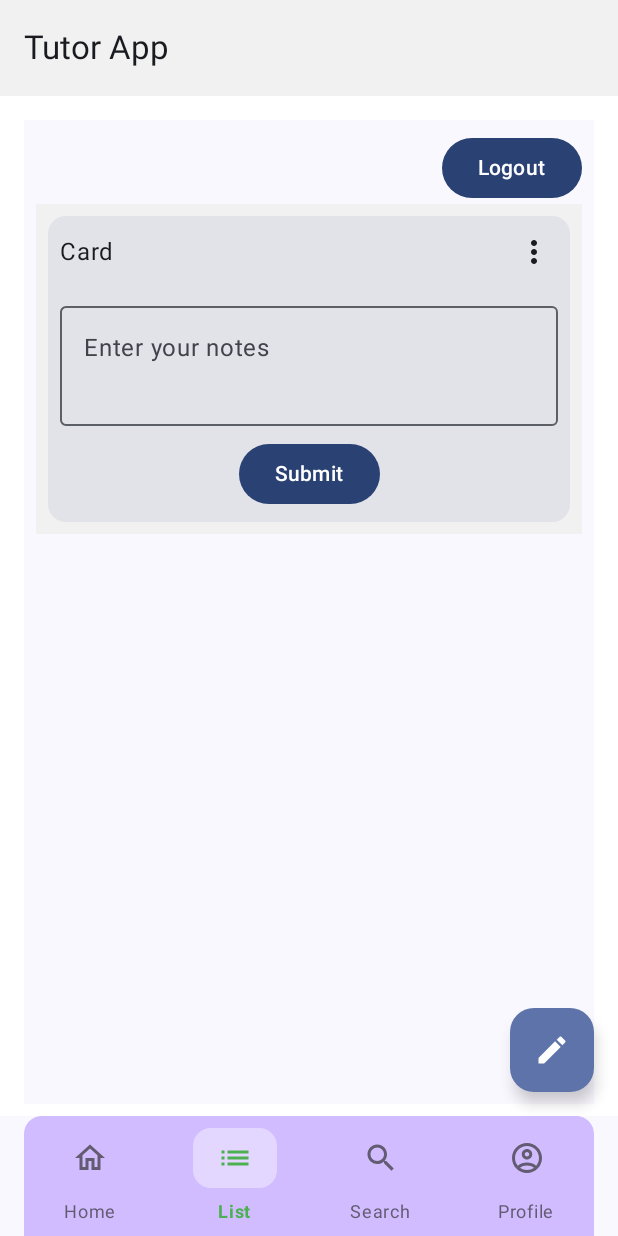
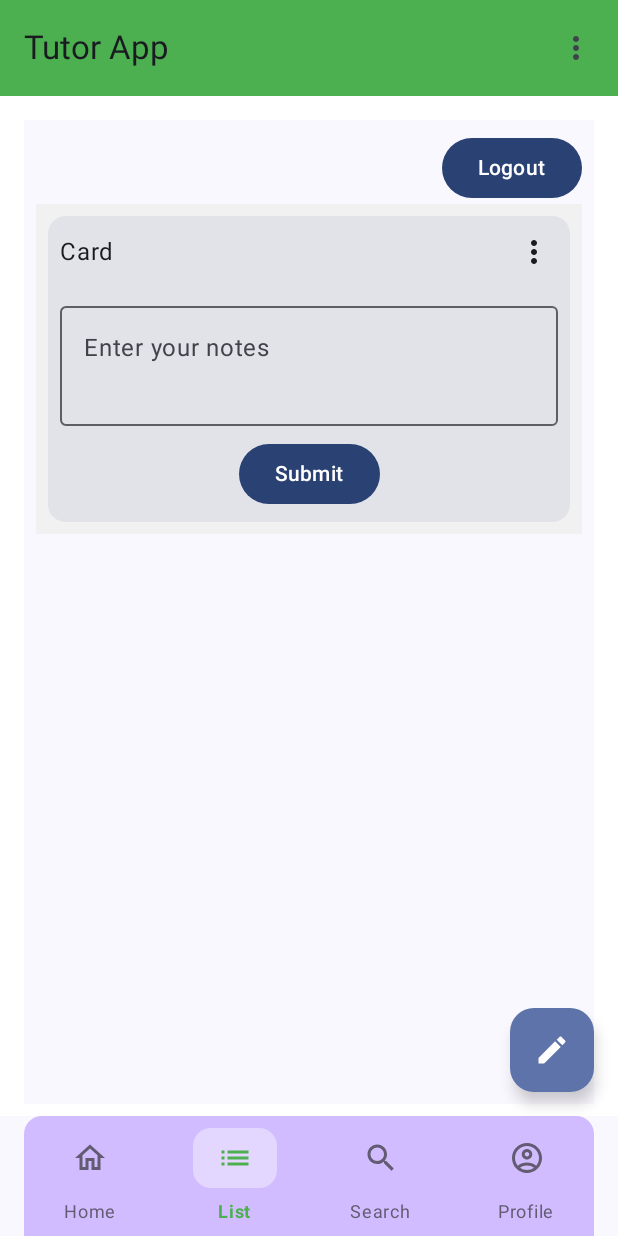
Before and after one commit to pdimu/MastroPal-Your-Friend-Your-Teacher, an Android app built with Jetpack Compose: the composable HomeScreen called with empty values, item 2 of the bottom bar chosen, on a phone screen of 412 x 824 dp. Run offline under Robolectric (Android 15) with nearby library versions, the phone set to English and light mode, and no system bars; our stand-ins replace Firebase (no records; nobody signed in at launch, a user with empty details on screens opened directly), accompanist; libraries missing offline, so code that uses them is left out: androidx.benchmark.perfetto.

Commit message:
Mastro Pal - Tutor App

```diff
--- a/app/src/main/java/com/example/tutorapp1/AppColors.kt
+++ b/app/src/main/java/com/example/tutorapp1/AppColors.kt
@@ -20,7 +20,7 @@ object AppColors{
 
     //Regular colors
     val White = Color(0xFFFFFFFF)
-
+    val Black = Color(0xFF000000)
     // Custom colors
     val TextFieldFocusedBorder = Color(0xFF4CAF50)
     val TextFieldCursor = Color(0xFF388E3C)
--- a/app/src/main/java/com/example/tutorapp1/HomeScreen.kt
+++ b/app/src/main/java/com/example/tutorapp1/HomeScreen.kt
@@ -23,6 +23,7 @@ import androidx.compose.ui.tooling.preview.Preview
 import androidx.compose.ui.unit.dp
 import android.R.attr.contentDescription
 import android.util.Log
+import android.widget.Toast
 import androidx.benchmark.perfetto.ExperimentalPerfettoTraceProcessorApi
 import androidx.benchmark.perfetto.Row
 import androidx.compose.foundation.background
@@ -83,6 +84,9 @@ import androidx.compose.foundation.layout.*
 import androidx.compose.material.icons.filled.*
 import androidx.compose.material.icons.outlined.*
 import androidx.compose.runtime.*
+import androidx.compose.ui.platform.LocalContext
+import androidx.compose.ui.unit.DpOffset
+import com.google.firebase.auth.FirebaseAuth
 
 @OptIn(ExperimentalMaterial3Api::class)
 @Composable
@@ -108,12 +112,36 @@ fun HomeScreen(
         selected = pagerState.currentPage
     }
 
+    var menuExpanded by remember { mutableStateOf(false) }
+    val context = LocalContext.current
+
     Scaffold (
         topBar = {
             TopAppBar(
                 title = { Text("Tutor App") },
+                actions = {
+                    IconButton(onClick = {menuExpanded = true}) {
+                        Icon(Icons.Default.MoreVert, contentDescription = "")
+                    }
+
+                    TopBarDropDown(
+                        expanded = menuExpanded,
+                        onDismissRequest = {menuExpanded = false},
+                        onItemClick = {item ->
+                            when (item){
+                                "Info" -> Toast.makeText(context,"Info Clicked", Toast.LENGTH_LONG).show()
+                                "Settings" -> Toast.makeText(context, "Settings Clicked", Toast.LENGTH_LONG).show()
+                                "Logout" -> {
+                                    FirebaseAuth.getInstance().signOut()
+                                    Toast.makeText(context, "Account Logout", Toast.LENGTH_LONG).show()
+                                    onLogout()
+                                }
+                            }
+                        }
+                    )
+                },
                 colors = TopAppBarDefaults.topAppBarColors(
-                    containerColor = AppColors.Surface
+                    containerColor = AppColors.Primary
                 )
             )
         },
@@ -429,6 +457,65 @@ val BottomAppBarItem = listOf(
 //        badges = 0,
 //    ),
     )
+
+
+@Composable
+fun TopBarDropDown(
+    expanded : Boolean,
+    onDismissRequest : () -> Unit,
+    onItemClick: (String) -> Unit
+){
+    // val context = LocalContext.current
+ //   var expanded by remember { mutableStateOf(false) }
+
+    DropdownMenu(
+        expanded = expanded,
+        onDismissRequest = onDismissRequest,
+        offset = DpOffset(x = (-24).dp, y = 0.dp)
+    ) {
+        DropdownMenuItem(
+            text = { Text("Info")},
+            onClick = {
+                onItemClick("Info")
+                onDismissRequest()
+                //Toast.makeText(context,"Info Clicked", Toast.LENGTH_LONG).show()
+            }
+        )
+
+        DropdownMenuItem(
+            text = { Text("Settings")},
+            onClick = {
+                onItemClick("Settings")
+                onDismissRequest()
+                //Toast.makeText(context,"Settings Clicked", Toast.LENGTH_LONG).show()
+            }
+        )
+
+        DropdownMenuItem(
+            text = { Text("Logout")},
+            onClick = {
+                onItemClick("Logout")
+                onDismissRequest()
+                //Toast.makeText(context,"Account Logout", Toast.LENGTH_LONG).show()
+            }
+        )
+
+    }
+}
+
+
+
+
+
+
+
+
+
+
+
+
+
+
 
 
 
```
Also changed, not shown: app/src/main/java/com/example/tutorapp1/UserProfile.kt (+5 -3 lines).
